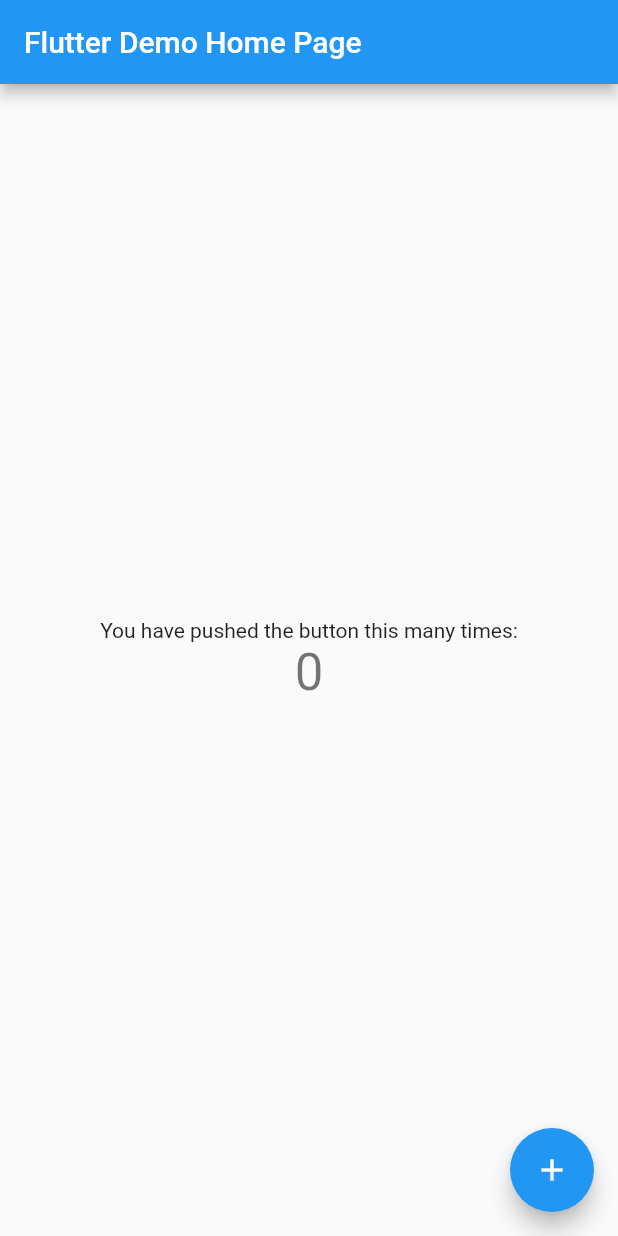
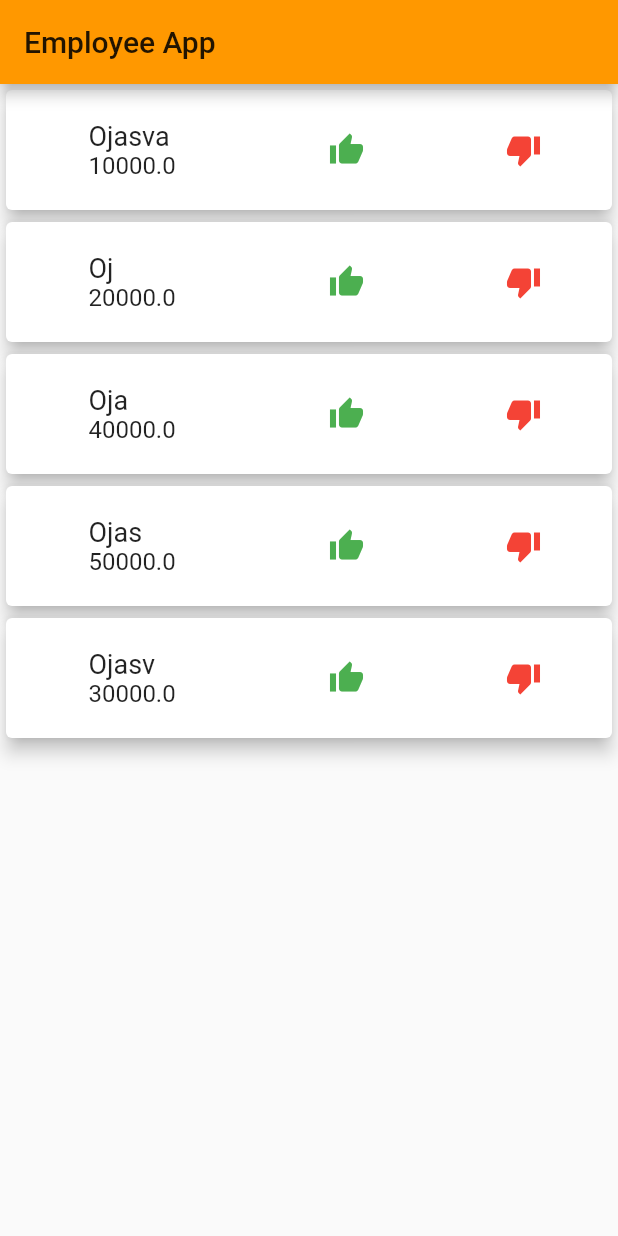
Before and after one commit to ojasva22/flutter_app_prac, a Flutter app: the screen it shows after launch, on a phone screen of 412 x 824 dp. Run offline on Flutter 3.47's test engine with Material 2 defaults, Android fonts, the phone set to English and light mode, and no system bars.

Commit message:
Implemented Increment and Decrement of Employee Salary using Bloc.

```diff
--- /dev/null
+++ b/lib/Employee.dart
@@ -0,0 +1,18 @@
+class Employee{
+  int _id;
+  String _name;
+  double _salary;
+  Employee(this._id, this._name, this._salary);
+  set id(int id){
+    this._id = id;
+  }
+  set name(String name){
+    this._name = name;
+  }
+  set salary(double salary){
+    this._salary = salary;
+  }
+  int get id => this._id;
+  String get name => this._name;
+  double get salary => this._salary;
+}
--- /dev/null
+++ b/lib/EmployeeBloc.dart
@@ -0,0 +1,58 @@
+/*
+TODO:
+imports
+List of Employees
+Stream Controllers
+Stram Sink Getter
+Constructor-to add Data; listen to hange data
+Core functions
+dispose
+
+ */
+
+
+import 'dart:async';
+import 'Employee.dart';
+
+class EmployeeBloc{
+  List<Employee> _employeeList=[
+    Employee(1, 'Ojasva', 10000.0),
+    Employee(2, 'Oj', 20000.0),
+    Employee(3, 'Oja', 40000.0),
+    Employee(4, 'Ojas', 50000.0),
+    Employee(5, 'Ojasv', 30000.0),
+  ];
+  final _employeeListStreamController = StreamController<List<Employee>>();
+  final _employeeSalaryIncrementController = StreamController<Employee>();
+  final _employeeSalaryDeccrementController = StreamController<Employee>();
+
+  Stream<List<Employee>> get employeeListStream => _employeeListStreamController.stream;
+  StreamSink<List<Employee>> get employeeListSink => _employeeListStreamController.sink;
+
+  StreamSink<Employee> get employeeSalaryIncrement => _employeeSalaryIncrementController.sink;
+  StreamSink<Employee> get employeeSalaryDecrement => _employeeSalaryDeccrementController.sink;
+
+  EmployeeBloc(){
+    _employeeListStreamController.add(_employeeList);
+    _employeeSalaryIncrementController.stream.listen(_incrementSalary);
+    _employeeSalaryDeccrementController.stream.listen(_decrementSalary);
+  }
+  _incrementSalary(Employee employee){
+    double salary = employee.salary;
+    double incrementedSalary = salary * 0.2;
+    _employeeList[employee.id-1].salary = salary+incrementedSalary;
+    employeeListSink.add(_employeeList);
+
+  }
+  _decrementSalary(Employee employee){
+    double salary = employee.salary;
+    double decrementedSalary = salary * 0.2;
+    _employeeList[employee.id-1].salary = salary-decrementedSalary;
+    employeeListSink.add(_employeeList);
+  }
+  void dispose(){
+    _employeeSalaryDeccrementController.close();
+    _employeeSalaryIncrementController.close();
+    _employeeListStreamController.close();
+  }
+}
--- /dev/null
+++ b/lib/homePage.dart
@@ -0,0 +1,80 @@
+import 'package:flutter/cupertino.dart';
+import 'package:flutter/material.dart';
+import 'Employee.dart';
+import 'EmployeeBloc.dart';
+class homePage extends StatefulWidget {
+  @override
+  _homePageState createState() => _homePageState();
+}
+
+class _homePageState extends State<homePage> {
+  final EmployeeBloc _employeeBloc = EmployeeBloc();
+  @override
+  void dispose(){
+    _employeeBloc.dispose();
+    super.dispose();
+  }
+  @override
+    Widget build(BuildContext context) {
+    return Scaffold(
+      appBar: AppBar(
+        title: Text('Employee App'),
+      ),
+      body: Container(
+        child: StreamBuilder<List<Employee>>(
+          stream: _employeeBloc.employeeListStream,
+          builder: (BuildContext context, AsyncSnapshot<List<Employee>> snapshot){
+            return ListView.builder(
+                itemCount: snapshot.data.length,
+                itemBuilder: (context, index){
+                  return Card(
+                    elevation: 5.0,
+                    child: Row(
+                      mainAxisAlignment: MainAxisAlignment.spaceAround,
+                      children: <Widget>[
+                        Container(
+                          padding: EdgeInsets.all(20.0),
+                          child: Column(
+                            crossAxisAlignment: CrossAxisAlignment.start,
+                            children: <Widget>[
+                              Text(
+                                "${snapshot.data[index].name}",
+                                style:  TextStyle(fontSize: 18.0),
+                              ),
+                              Text(
+                                "${snapshot.data[index].salary}",
+                                style:  TextStyle(fontSize: 16.0),
+                              ),
+
+                            ],
+                          ),
+                        ),
+                        Container(
+                          child: IconButton(
+                            icon: Icon(Icons.thumb_up),
+                            color: Colors.green,
+                            onPressed: (){
+                              _employeeBloc.employeeSalaryIncrement.add(snapshot.data[index]);
+                            },
+                          ),
+                        ),
+                        Container(
+                          child: IconButton(
+                            icon: Icon(Icons.thumb_down),
+                            color: Colors.red,
+                            onPressed: (){
+                              _employeeBloc.employeeSalaryDecrement.add(snapshot.data[index]);
+                            },
+                          ),
+                        ),
+                      ],
+                    ),
+                  );
+                }
+            );
+          },
+        ),
+      ),
+    );
+  }
+}
--- a/lib/main.dart
+++ b/lib/main.dart
@@ -1,111 +1,18 @@
 import 'package:flutter/material.dart';
 
+import 'homePage.dart';
 void main() => runApp(MyApp());
+class MyApp extends StatelessWidget{
+  Widget build(BuildContext context){
+    return MaterialApp(
+      title: 'My Employee App',
+      theme: ThemeData(
+        primarySwatch: Colors.orange,
+      ),
+      debugShowCheckedModeBanner: false,
+      home: homePage(),
 
-class MyApp extends StatelessWidget {
-  // This widget is the root of your application.
-  @override
-  Widget build(BuildContext context) {
-    return MaterialApp(
-      title: 'Flutter Demo',
-      theme: ThemeData(
-        // This is the theme of your application.
-        //
-        // Try running your application with "flutter run". You'll see the
-        // application has a blue toolbar. Then, without quitting the app, try
-        // changing the primarySwatch below to Colors.green and then invoke
-        // "hot reload" (press "r" in the console where you ran "flutter run",
-        // or simply save your changes to "hot reload" in a Flutter IDE).
-        // Notice that the counter didn't reset back to zero; the application
-        // is not restarted.
-        primarySwatch: Colors.blue,
-      ),
-      home: MyHomePage(title: 'Flutter Demo Home Page'),
     );
+
   }
 }
-
-class MyHomePage extends StatefulWidget {
-  MyHomePage({Key key, this.title}) : super(key: key);
-
-  // This widget is the home page of your application. It is stateful, meaning
-  // that it has a State object (defined below) that contains fields that affect
-  // how it looks.
-
-  // This class is the configuration for the state. It holds the values (in this
-  // case the title) provided by the parent (in this case the App widget) and
-  // used by the build method of the State. Fields in a Widget subclass are
-  // always marked "final".
-
-  final String title;
-
-  @override
-  _MyHomePageState createState() => _MyHomePageState();
-}
-
-class _MyHomePageState extends State<MyHomePage> {
-  int _counter = 0;
-
-  void _incrementCounter() {
-    setState(() {
-      // This call to setState tells the Flutter framework that something has
-      // changed in this State, which causes it to rerun the build method below
-      // so that the display can reflect the updated values. If we changed
-      // _counter without calling setState(), then the build method would not be
-      // called again, and so nothing would appear to happen.
-      _counter++;
-    });
-  }
-
-  @override
-  Widget build(BuildContext context) {
-    // This method is rerun every time setState is called, for instance as done
-    // by the _incrementCounter method above.
-    //
-    // The Flutter framework has been optimized to make rerunning build methods
-    // fast, so that you can just rebuild anything that needs updating rather
-    // than having to individually change instances of widgets.
-    return Scaffold(
-      appBar: AppBar(
-        // Here we take the value from the MyHomePage object that was created by
-        // the App.build method, and use it to set our appbar title.
-        title: Text(widget.title),
-      ),
-      body: Center(
-        // Center is a layout widget. It takes a single child and positions it
-        // in the middle of the parent.
-        child: Column(
-          // Column is also a layout widget. It takes a list of children and
-          // arranges them vertically. By default, it sizes itself to fit its
-          // children horizontally, and tries to be as tall as its parent.
-          //
-          // Invoke "debug painting" (press "p" in the console, choose the
-          // "Toggle Debug Paint" action from the Flutter Inspector in Android
-          // Studio, or the "Toggle Debug Paint" command in Visual Studio Code)
-          // to see the wireframe for each widget.
-          //
-          // Column has various properties to control how it sizes itself and
-          // how it positions its children. Here we use mainAxisAlignment to
-          // center the children vertically; the main axis here is the vertical
-          // axis because Columns are vertical (the cross axis would be
-          // horizontal).
-          mainAxisAlignment: MainAxisAlignment.center,
-          children: <Widget>[
-            Text(
-              'You have pushed the button this many times:',
-            ),
-            Text(
-              '$_counter',
-              style: Theme.of(context).textTheme.display1,
-            ),
-          ],
-        ),
-      ),
-      floatingActionButton: FloatingActionButton(
-        onPressed: _incrementCounter,
-        tooltip: 'Increment',
-        child: Icon(Icons.add),
-      ), // This trailing comma makes auto-formatting nicer for build methods.
-    );
-  }
-}
```
